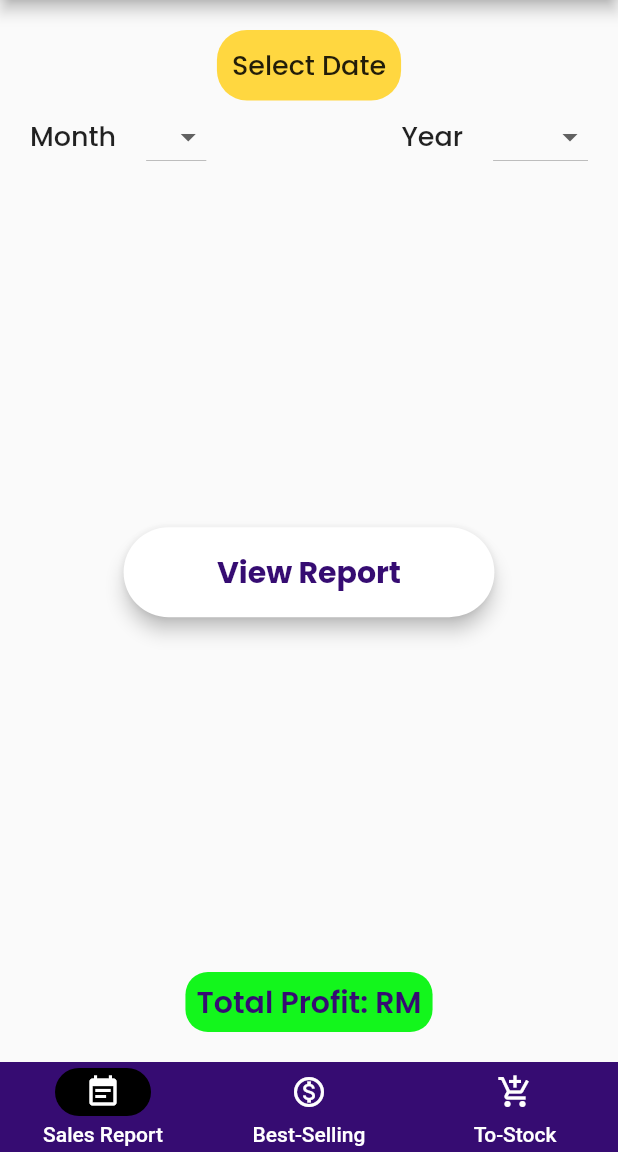
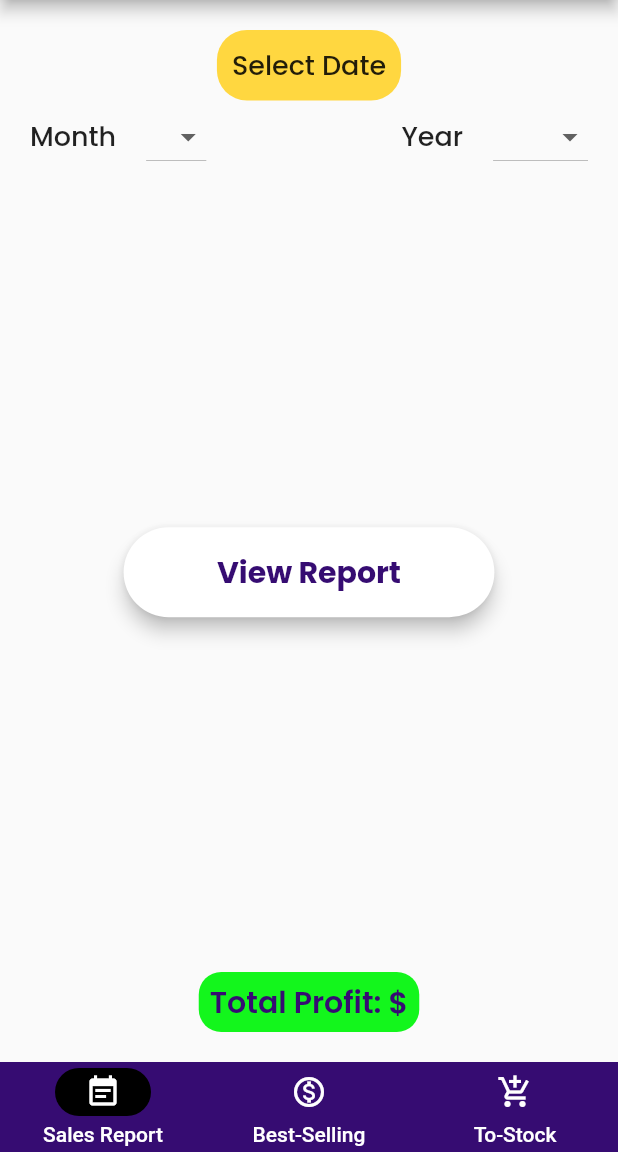
Before and after one commit to datsabahandude/Profit_Inventory_Management_System, a Flutter app: the screen it shows once a user with an empty profile is signed in, after a tap on "ANALYTICS", on a phone screen of 412 x 824 dp, the part 84-1236 px from its top. Run offline on Flutter 3.47's test engine with Material 2 defaults, Android fonts, the phone set to English and light mode, and no system bars; our stand-ins replace cloud_firestore, firebase_auth, firebase_core, firebase_storage, flutter_speed_dial, fluttertoast and 4 more; accounts and stored records are empty.

```diff
--- a/lib/analyticsSection/salesScreen.dart
+++ b/lib/analyticsSection/salesScreen.dart
@@ -125,11 +125,11 @@ class _SalesScreenState extends State<SalesScreen> {
                       borderRadius: BorderRadius.circular(12),
                     ),
                     child: DropdownButton<String>(
-                      dropdownColor: Colors.deepPurple,
+                      dropdownColor: Colors.white,
                       style: GoogleFonts.poppins(
                         textStyle: const TextStyle(
                           fontSize: 18.0,
-                          color: Colors.yellow,
+                          color: Colors.black,
                           fontWeight: FontWeight.w500,
                         ),
                       ),
@@ -157,11 +157,11 @@ class _SalesScreenState extends State<SalesScreen> {
                       borderRadius: BorderRadius.circular(12),
                     ),
                     child: DropdownButton<String>(
-                      dropdownColor: Colors.deepPurple,
+                      dropdownColor: Colors.white,
                       style: GoogleFonts.poppins(
                         textStyle: const TextStyle(
                           fontSize: 18.0,
-                          color: Colors.yellow,
+                          color: Colors.black,
                           fontWeight: FontWeight.w500,
                         ),
                       ),
@@ -246,7 +246,7 @@ class _SalesScreenState extends State<SalesScreen> {
                     borderRadius: BorderRadius.circular(15),
                     color: const Color(0xff13f61c)),
                 child: Text(
-                  'Total Profit: RM $tprofit',
+                  'Total Profit: \$ $tprofit',
                   textAlign: TextAlign.center,
                   style: GoogleFonts.poppins(
                     textStyle: const TextStyle(
--- a/lib/feedbackPage.dart
+++ b/lib/feedbackPage.dart
@@ -111,7 +111,7 @@ class MapScreenState extends State<FeedbackPage> {
       color: Colors.white,
       child: MaterialButton(
         padding: const EdgeInsets.fromLTRB(20, 15, 20, 15),
-        minWidth: MediaQuery.of(context).size.width,
+        minWidth: MediaQuery.of(context).size.width * 0.5,
         onPressed: () async {
           if (_formkey.currentState!.validate()) {
             _formkey.currentState!.save();
@@ -124,7 +124,7 @@ class MapScreenState extends State<FeedbackPage> {
           style: GoogleFonts.poppins(
             textStyle: const TextStyle(
                 fontSize: 20,
-                color: Colors.purple,
+                color: Color(0xff360c72),
                 fontWeight: FontWeight.bold),
           ),
         ),
--- a/lib/homePage.dart
+++ b/lib/homePage.dart
@@ -187,12 +187,12 @@ class _HomePageState extends State<HomePage> {
         appBar: AppBar(
           automaticallyImplyLeading: false,
           actions: [
-            TextButton(
+            TextButton.icon(
               onPressed: () {
                 Navigator.push(context,
                     MaterialPageRoute(builder: (context) => ProfilePage()));
               },
-              child: userModel.username == null
+              icon: userModel.username == null
                   ? Container()
                   : Text(
                       "${userModel.username} ",
@@ -204,11 +204,11 @@ class _HomePageState extends State<HomePage> {
                             fontWeight: FontWeight.w800),
                       ),
                     ),
-            ),
-            const Icon(
-              Icons.account_circle_rounded,
-              color: Colors.white,
-              size: 30,
+              label: const Icon(
+                Icons.account_circle_rounded,
+                color: Colors.white,
+                size: 30,
+              ),
             ),
           ],
           backgroundColor: const Color(0xff360c72),
```
